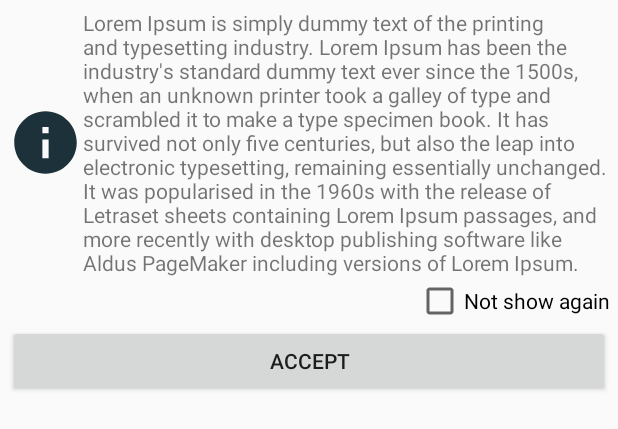
After one commit to JMonrealZ/pdfPrime, an Android app: the layout dialog_user_message.xml on its own in the app's theme, with its tools: preview values and no code run, on a phone screen of 412 x 824 dp. The commit adds this screen. Shown: the top 429 px of the screen. Run offline under Robolectric (Android 15) with nearby library versions, the light colour scheme and no system bars.

Commit message:
Adding massage when trying to edit pages that are not images

```diff
--- a/app/src/main/java/com/jimzmx/pdfprime/presentation/creatorCam/CreatorCamFrag.kt
+++ b/app/src/main/java/com/jimzmx/pdfprime/presentation/creatorCam/CreatorCamFrag.kt
@@ -120,6 +120,9 @@ class CreatorCamFrag : Fragment() , NameDocDialogInterface{
         }
 
         itemTouchHelper.attachToRecyclerView(binding.rvPages)
+
+//        creatorCamViewModel.setLayoutInflater(layoutInflater)
+        creatorCamViewModel.setContext(requireActivity())
     }
 
     private fun initRecyclerView() {
--- a/app/src/main/java/com/jimzmx/pdfprime/presentation/utils/Constants.java
+++ b/app/src/main/java/com/jimzmx/pdfprime/presentation/utils/Constants.java
@@ -24,11 +24,13 @@ public class Constants {
     public static final String PAGE_SIZE_K = "PAGE_SIZE_K";
     public static final String IMAGE_QUA_K = "IMAGE_QUA_K";
     public static final String ASK_FP_K = "ASK_FP_K";
+    public static final String NSAF_NOT_EDITABLE_PAGE_K = "NSAF_NOT_EDITABLE_PAGE_K"; //NOT SHOW AGAIN FLAG
 
 
     public static final float IMAGE_QUA_DEF = 0.2F;
     public static final Boolean ASK_FP_DEF = false;
     public static final String PAGE_SIZE_DEF = "[0.0,0.0,612.0,792.0]";
+    public static final Boolean NSAF_NOT_EDITABLE_PAGE_DEF = false;
 
     public static final String DELIMITER = "*:?<>";
 }
--- /dev/null
+++ b/app/src/main/res/drawable/ic_info_24.xml
@@ -0,0 +1,11 @@
+<vector xmlns:android="http://schemas.android.com/apk/res/android"
+    android:width="24dp"
+    android:height="24dp"
+    android:viewportWidth="24"
+    android:viewportHeight="24"
+    android:tint="@color/colorPrimaryDark">
+<!--    android:tint="?attr/colorControlNormal">-->
+  <path
+      android:fillColor="@android:color/white"
+      android:pathData="M12,2C6.48,2 2,6.48 2,12s4.48,10 10,10 10,-4.48 10,-10S17.52,2 12,2zM13,17h-2v-6h2v6zM13,9h-2L11,7h2v2z"/>
+</vector>
--- /dev/null
+++ b/app/src/main/res/layout/dialog_user_message.xml
@@ -0,0 +1,48 @@
+<?xml version="1.0" encoding="utf-8"?>
+<LinearLayout xmlns:android="http://schemas.android.com/apk/res/android"
+    android:orientation="vertical"
+    android:layout_width="match_parent"
+    android:layout_height="wrap_content"
+    android:layout_margin="5dp"
+    android:gravity="right">
+
+    <LinearLayout
+            android:layout_width="match_parent"
+            android:layout_height="wrap_content">
+
+        <ImageView
+            android:id="@+id/ivMessage"
+            android:layout_width="50dp"
+            android:layout_height="50dp"
+            android:src="@drawable/ic_info_24"
+            android:layout_gravity="center"/>
+
+        <TextView
+            android:id="@+id/tvMessage"
+            android:layout_width="match_parent"
+            android:layout_height="wrap_content"
+            android:text="@string/lorem_ipsum"/>
+    </LinearLayout>
+
+    <CheckBox
+        android:id="@+id/chbNotShowAgain"
+        android:layout_width="wrap_content"
+        android:layout_height="wrap_content"
+        android:text="@string/titleCheckboxNotShowAgain"
+        android:gravity="center"/>
+
+    <LinearLayout
+        android:layout_width="match_parent"
+        android:layout_height="wrap_content"
+        android:orientation="horizontal">
+
+        <Button
+            android:id="@+id/btnAceptar"
+            android:layout_width="0dp"
+            android:layout_height="wrap_content"
+            android:layout_weight="1"
+            android:text="@string/txtAccept"/>
+
+    </LinearLayout>
+
+</LinearLayout>
--- a/app/src/main/res/values/strings.xml
+++ b/app/src/main/res/values/strings.xml
@@ -60,5 +60,9 @@
     <string name="titleSettingsPage">Page</string>
     <string name="titleSettingsDoc">Document</string>
     <string name="titleSettingsSec">Security</string>
+    <string name="lorem_ipsum" translatable="false">Lorem Ipsum is simply dummy text of the printing and typesetting industry. Lorem Ipsum has been the industry\'s standard dummy text ever since the 1500s, when an unknown printer took a galley of type and scrambled it to make a type specimen book. It has survived not only five centuries, but also the leap into electronic typesetting, remaining essentially unchanged. It was popularised in the 1960s with the release of Letraset sheets containing Lorem Ipsum passages, and more recently with desktop publishing software like Aldus PageMaker including versions of Lorem Ipsum.</string>
+    <string name="titleCheckboxNotShowAgain">Not show again</string>
+    <string name="txtAccept">Accept</string>
+    <string name="txtNotEditablePage">Only pictures are editable for now.</string>
 
 </resources>
```
Also changed, not shown: app/src/main/java/com/jimzmx/pdfprime/presentation/creatorCam/CreatorCamViewModel.kt (+28 -0 lines), app/src/main/java/com/jimzmx/pdfprime/presentation/dialogs/Dialogs.java (+34 -0 lines), 2 other files.
